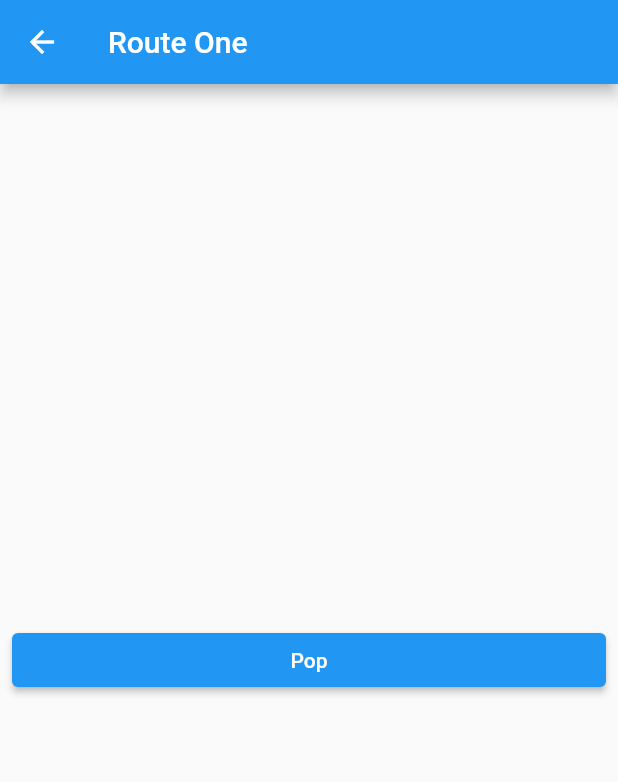
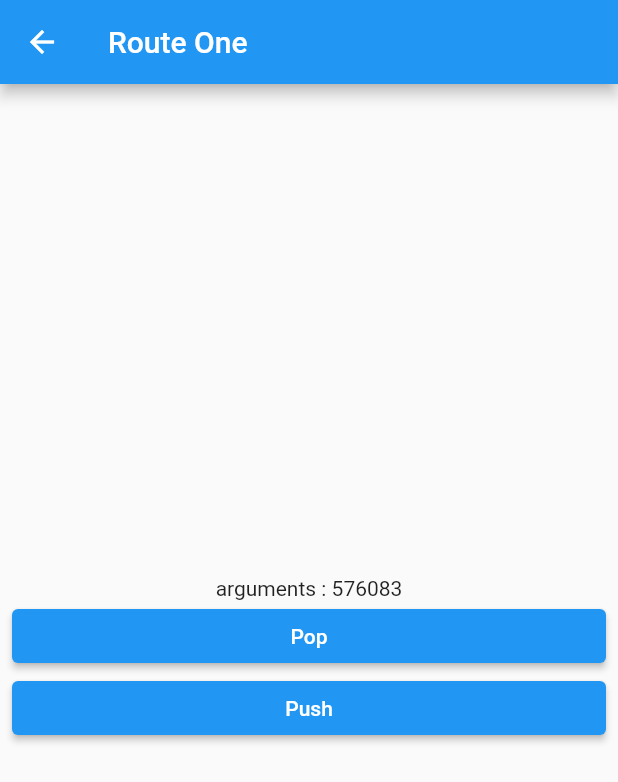
Before and after one commit to maralab23/code_factory_flutter_lecture, a Flutter app: the screen it shows after launch, after a tap on "Push", on a phone screen of 412 x 824 dp. Shown: the top 782 px of the screen. Run offline on Flutter 3.47's test engine with Material 2 defaults, Android fonts, the phone set to English and light mode, and no system bars; our stand-ins replace webview_flutter.

Commit message:
lesson 58 - study about several push & pop methods

```diff
--- a/navigation/lib/main.dart
+++ b/navigation/lib/main.dart
@@ -1,8 +1,18 @@
 import 'package:flutter/material.dart';
 import 'package:navigation/screen/home_screen.dart';
+import 'package:navigation/screen/route_one_screen.dart';
+import 'package:navigation/screen/route_two_screen.dart';
+import 'package:navigation/screen/route_three_screen.dart';
 
 void main() {
   runApp(MaterialApp(
-    home: HomeScreen(),
+    //home: HomeScreen(),
+    initialRoute: '/',
+    routes: {
+      '/' : (context) => HomeScreen(),
+      '/one' : (context) => RouteOneScreen(),
+      '/two' : (context) => RouteTwoScreen(),
+      '/three' : (context) => RouteThreeScreen(),
+    },
   ));
 }
--- a/navigation/lib/screen/home_screen.dart
+++ b/navigation/lib/screen/home_screen.dart
@@ -11,10 +11,14 @@ class HomeScreen extends StatelessWidget {
       title: 'Home Screen',
       children: [
         ElevatedButton(
-          onPressed: () {
-            Navigator.of(context).push(MaterialPageRoute(
-              builder: ((context) => RouteOneScreen()),
+          onPressed: () async {
+            final result = await Navigator.of(context).push(MaterialPageRoute(
+              builder: ((context) => RouteOneScreen(
+                    number: 576083,
+                  )),
             ));
+
+            print(result);
           },
           child: Text('Push'),
         )
--- a/navigation/lib/screen/route_one_screen.dart
+++ b/navigation/lib/screen/route_one_screen.dart
@@ -1,19 +1,38 @@
 import 'package:flutter/material.dart';
 import 'package:navigation/layout/main_layout.dart';
+import 'package:navigation/screen/route_two_screen.dart';
 
 class RouteOneScreen extends StatelessWidget {
-  const RouteOneScreen({Key? key}) : super(key: key);
+  final int? number;
+
+  const RouteOneScreen({
+    this.number,
+    Key? key,
+  }) : super(key: key);
 
   @override
   Widget build(BuildContext context) {
     return MainLayout(
       title: 'Route One',
       children: [
+        Text(
+          'arguments : ${this.number.toString()}',
+          textAlign: TextAlign.center,
+        ),
         ElevatedButton(
           onPressed: () {
-            Navigator.of(context).pop();
+            Navigator.of(context).pop(456);
           },
           child: Text('Pop'),
+        ),
+        ElevatedButton(
+          onPressed: () {
+            Navigator.of(context).push(MaterialPageRoute(
+              builder: ((context) => RouteTwoScreen()),
+              settings: RouteSettings(arguments: 789),
+            ));
+          },
+          child: Text('Push'),
         )
       ],
     );
```
Also changed, not shown: navigation/lib/screen/route_three_screen.dart (+17 -4 lines), navigation/lib/screen/route_two_screen.dart (+48 -4 lines).
